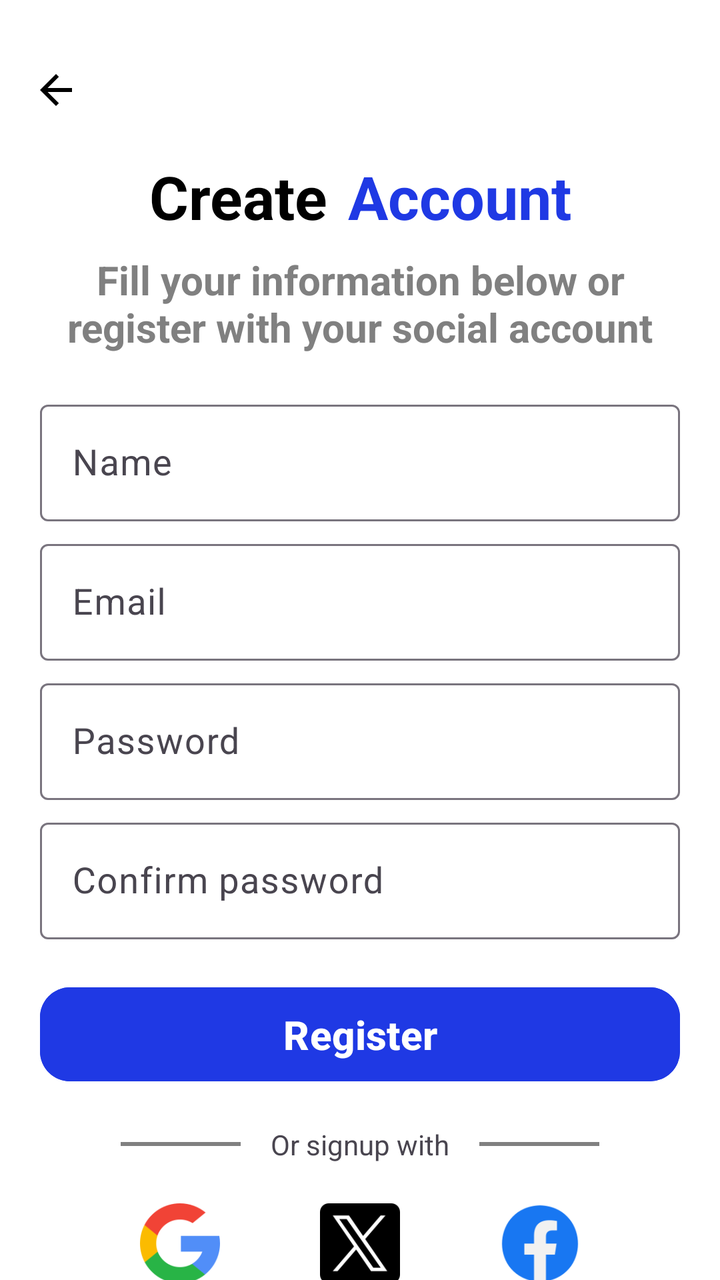
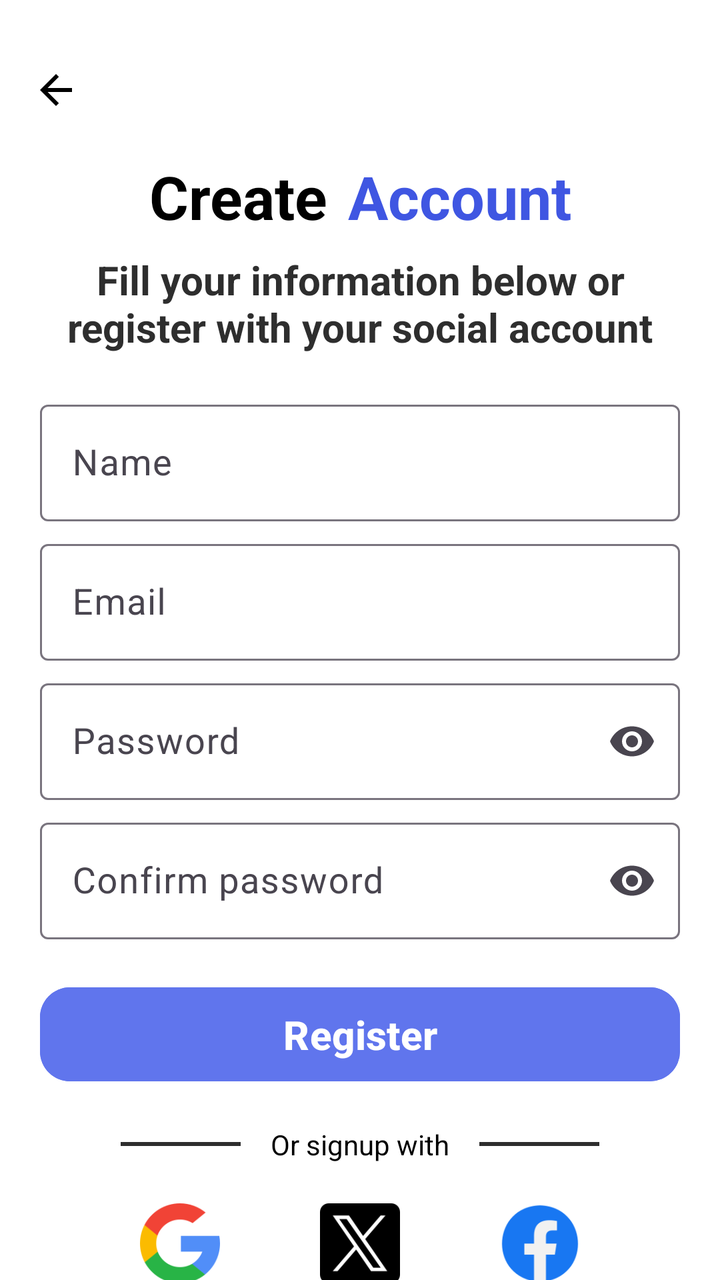

Compare the two renders of this Android layout. The source of the first and the diff that turns it into the second are given below.
<!-- AndroidManifest.xml: application theme Theme.BMICalculator -->
<!-- res/layout/activity_create_account.xml -->
<?xml version="1.0" encoding="utf-8"?>
<androidx.constraintlayout.widget.ConstraintLayout
    xmlns:android="http://schemas.android.com/apk/res/android"
    xmlns:app="http://schemas.android.com/apk/res-auto"
    xmlns:tools="http://schemas.android.com/tools"
    android:id="@+id/main"
    android:layout_width="match_parent"
    android:layout_height="match_parent"
    android:background="@color/white"
    tools:context=".MainActivity">

    
    <androidx.appcompat.widget.Toolbar
        android:id="@+id/toolbar"
        android:layout_width="0.dp"
        android:layout_height="50.dp"
        android:background="@color/white"
        android:layout_marginTop="20.dp"
        android:theme="@style/ThemeOverlay.AppCompat.Light"
        app:layout_constraintTop_toTopOf="parent"
        app:layout_constraintStart_toStartOf="parent"
        app:layout_constraintEnd_toEndOf="parent">

        <ImageView
            android:layout_width="wrap_content"
            android:layout_height="wrap_content"
            android:src="@drawable/outline_arrow_back_24"
            app:tint="@color/black"/>
    </androidx.appcompat.widget.Toolbar>

    
    <LinearLayout
        android:id="@+id/titleLayout"
        android:layout_width="wrap_content"
        android:layout_height="wrap_content"
        android:orientation="horizontal"
        android:gravity="center"
        android:layout_marginTop="8.dp"
        app:layout_constraintTop_toBottomOf="@id/toolbar"
        app:layout_constraintStart_toStartOf="parent"
        app:layout_constraintEnd_toEndOf="parent">

        <TextView
            android:layout_width="wrap_content"
            android:layout_height="wrap_content"
            android:text="@string/create"
            android:textColor="@color/black"
            android:textStyle="bold"
            android:textSize="30.sp"/>

        <TextView
            android:layout_width="wrap_content"
            android:layout_height="wrap_content"
            android:text="@string/account"
            android:layout_marginStart="10.dp"
            android:textColor="@color/blue"
            android:textStyle="bold"
            android:textSize="30.sp"/>
    </LinearLayout>

    
    <TextView
        android:id="@+id/subTitle"
        android:layout_width="0.dp"
        android:layout_height="wrap_content"
        android:text="@string/fill_your_information_below_or_register_with_your_social_account"
        android:gravity="center"
        android:textSize="20.sp"
        android:textStyle="bold"
        android:textColor="@color/grey"
        android:layout_marginTop="8.dp"
        app:layout_constraintTop_toBottomOf="@id/titleLayout"
        app:layout_constraintStart_toStartOf="parent"
        app:layout_constraintEnd_toEndOf="parent"/>

    

    
    <com.google.android.material.textfield.TextInputLayout
        android:id="@+id/nameInput"
        android:layout_width="0.dp"
        android:layout_height="wrap_content"
        android:layout_marginHorizontal="20.dp"
        android:layout_marginTop="20.dp"
        android:layout_marginBottom="6.dp"
        app:layout_constraintEnd_toEndOf="parent"
        app:layout_constraintStart_toStartOf="parent"
        app:layout_constraintTop_toBottomOf="@id/subTitle">

        <com.google.android.material.textfield.TextInputEditText
            android:layout_width="match_parent"
            android:layout_height="wrap_content"
            android:drawablePadding="7.dp"
            android:drawableTint="@color/grey"
            android:hint="@string/name"
            android:inputType="textPersonName"
            android:textColor="@color/black"
            android:textColorHint="@color/grey"
            android:textSize="18.sp" />
    </com.google.android.material.textfield.TextInputLayout>

    <com.google.android.material.textfield.TextInputLayout
        android:id="@+id/emailInput"
        android:layout_width="0.dp"
        android:layout_height="wrap_content"
        android:layout_marginHorizontal="20.dp"
        android:layout_marginVertical="6.dp"
        app:layout_constraintTop_toBottomOf="@id/nameInput"
        app:layout_constraintStart_toStartOf="parent"
        app:layout_constraintEnd_toEndOf="parent">

        <com.google.android.material.textfield.TextInputEditText
            android:layout_width="match_parent"
            android:layout_height="wrap_content"
            android:hint="@string/email"
            android:textSize="18.sp"
            android:textColor="@color/black"
            android:textColorHint="@color/grey"
            android:inputType="textEmailAddress"
            android:drawableTint="@color/grey"
            android:drawablePadding="7.dp"/>
    </com.google.android.material.textfield.TextInputLayout>

    
    <com.google.android.material.textfield.TextInputLayout
        android:id="@+id/passwordInput"
        android:layout_width="0.dp"
        android:layout_height="wrap_content"
        android:layout_marginHorizontal="20.dp"
        android:layout_marginVertical="6.dp"
        app:layout_constraintTop_toBottomOf="@id/emailInput"
        app:layout_constraintStart_toStartOf="parent"
        app:layout_constraintEnd_toEndOf="parent">

        <com.google.android.material.textfield.TextInputEditText
            android:layout_width="match_parent"
            android:layout_height="wrap_content"
            android:hint="@string/password"
            android:textSize="18.sp"
            android:textColor="@color/black"
            android:textColorHint="@color/grey"
            android:inputType="textPassword"
            android:drawableTint="@color/grey"
            android:drawablePadding="7.dp"/>
    </com.google.android.material.textfield.TextInputLayout>

    
    <com.google.android.material.textfield.TextInputLayout
        android:id="@+id/confirmPasswordInput"
        android:layout_width="0.dp"
        android:layout_height="wrap_content"
        android:layout_marginHorizontal="20.dp"
        android:layout_marginVertical="6.dp"
        app:layout_constraintTop_toBottomOf="@id/passwordInput"
        app:layout_constraintStart_toStartOf="parent"
        app:layout_constraintEnd_toEndOf="parent">

        <com.google.android.material.textfield.TextInputEditText
            android:layout_width="match_parent"
            android:layout_height="wrap_content"
            android:hint="@string/confirm_password"
            android:textSize="18.sp"
            android:textColor="@color/black"
            android:textColorHint="@color/grey"
            android:inputType="textPassword"
            android:drawableTint="@color/grey"
            android:drawablePadding="7.dp"/>
    </com.google.android.material.textfield.TextInputLayout>

    
    <com.google.android.material.button.MaterialButton
        android:id="@+id/mainReg"
        android:layout_width="0.dp"
        android:layout_height="wrap_content"
        android:text="@string/register"
        android:textStyle="bold"
        android:textSize="20.sp"
        android:textColor="@color/white"
        android:gravity="center"
        android:layout_marginHorizontal="20.dp"
        android:layout_marginVertical="20.dp"
        android:backgroundTint="@color/blue"
        android:paddingVertical="10.dp"
        app:cornerRadius="15.dp"
        app:layout_constraintTop_toBottomOf="@id/confirmPasswordInput"
        app:layout_constraintStart_toStartOf="parent"
        app:layout_constraintEnd_toEndOf="parent"/>

    
    <LinearLayout
        android:id="@+id/orDivider"
        android:layout_width="wrap_content"
        android:layout_height="wrap_content"
        android:orientation="horizontal"
        android:gravity="center"
        android:layout_marginVertical="18.dp"
        app:layout_constraintTop_toBottomOf="@id/mainReg"
        app:layout_constraintStart_toStartOf="parent"
        app:layout_constraintEnd_toEndOf="parent">

        <View
            android:layout_width="60.dp"
            android:layout_height="2.dp"
            android:background="@color/grey"/>

        <TextView
            android:layout_width="wrap_content"
            android:layout_height="wrap_content"
            android:text="@string/or_signup_with"
            android:textSize="14sp"
            android:layout_marginHorizontal="15.dp"/>

        <View
            android:layout_width="60.dp"
            android:layout_height="2.dp"
            android:background="@color/grey"/>
    </LinearLayout>

    
    <LinearLayout
        android:id="@+id/socialLayout"
        android:layout_width="wrap_content"
        android:layout_height="wrap_content"
        android:orientation="horizontal"
        android:gravity="center"
        android:layout_marginTop="20.dp"
        app:layout_constraintTop_toBottomOf="@id/orDivider"
        app:layout_constraintStart_toStartOf="parent"
        app:layout_constraintEnd_toEndOf="parent">

        <ImageView
            android:layout_width="40.dp"
            android:layout_height="40.dp"
            android:src="@drawable/google"
            android:layout_marginHorizontal="25.dp"/>

        <ImageView
            android:layout_width="40.dp"
            android:layout_height="40.dp"
            android:src="@drawable/x"
            android:layout_marginHorizontal="25.dp"/>

        <ImageView
            android:layout_width="40.dp"
            android:layout_height="40.dp"
            android:src="@drawable/fb"
            android:layout_marginHorizontal="25dp"/>
    </LinearLayout>

    
    <LinearLayout
        android:id="@+id/go_signup_page"
        android:layout_width="wrap_content"
        android:layout_height="wrap_content"
        android:orientation="horizontal"
        android:gravity="center"
        android:layout_marginTop="20.dp"
        app:layout_constraintTop_toBottomOf="@id/socialLayout"
        app:layout_constraintStart_toStartOf="parent"
        app:layout_constraintEnd_toEndOf="parent">

        <TextView
            android:id="@+id/textAlready"
            android:layout_width="wrap_content"
            android:layout_height="wrap_content"
            android:text="@string/already_have_an_account"
            android:textColor="@color/black"
            android:textSize="14.sp"/>

        <TextView
            android:id="@+id/mainLog"
            android:layout_width="wrap_content"
            android:layout_height="wrap_content"
            android:text="@string/login"
            android:textColor="@color/blue"
            android:layout_marginStart="5.dp"
            android:textSize="14.sp"/>
    </LinearLayout>

</androidx.constraintlayout.widget.ConstraintLayout>
<!-- resources referenced by this layout -->
<resources>
  <color name="black">#FF000000</color>
  <color name="blue">#1F39E4</color>
  <color name="grey">#808080</color>
  <color name="white">#FFFFFFFF</color>
  <!-- drawable fb: png bitmap (drawable, 2908 bytes) -->
  <!-- drawable google: png bitmap (drawable, 3659 bytes) -->
  <!-- drawable outline_arrow_back_24 (drawable) -->
  <vector xmlns:android="http://schemas.android.com/apk/res/android" android:autoMirrored="true" android:height="24dp" android:tint="#000000" android:viewportHeight="960" android:viewportWidth="960" android:width="24dp">
        
      <path android:fillColor="@android:color/white" android:pathData="M313,520L537,744L480,800L160,480L480,160L537,216L313,440L800,440L800,520L313,520Z"/>
      
  </vector>
  <!-- drawable x: png bitmap (drawable, 3110 bytes) -->
  <string name="account">Account</string>
  <string name="already_have_an_account">Already have an account</string>
  <string name="confirm_password">Confirm password</string>
  <string name="create">Create</string>
  <string name="email">Email</string>
  <string name="fill_your_information_below_or_register_with_your_social_account">Fill your information below or\nregister with your social account</string>
  <string name="login">Login</string>
  <string name="name">Name</string>
  <string name="or_signup_with">Or signup with</string>
  <string name="password">Password</string>
  <string name="register">Register</string>
  <style name="Theme.BMICalculator" parent="Base.Theme.BMICalculator" />
  <style name="Base.Theme.BMICalculator" parent="Theme.Material3.DayNight.NoActionBar">
          
          
      </style>
</resources>

<!-- the commit's change to res/layout/activity_create_account.xml (unified diff, before → after) -->
@@ -91,7 +91,7 @@
             android:layout_width="match_parent"
             android:layout_height="wrap_content"
             android:drawablePadding="7.dp"
-            android:drawableTint="@color/grey"
+            android:drawableTint="@color/black"
             android:hint="@string/name"
             android:inputType="textPersonName"
             android:textColor="@color/black"
@@ -117,7 +117,7 @@
             android:textColor="@color/black"
             android:textColorHint="@color/grey"
             android:inputType="textEmailAddress"
-            android:drawableTint="@color/grey"
+            android:drawableTint="@color/black"
             android:drawablePadding="7.dp"/>
     </com.google.android.material.textfield.TextInputLayout>
 
@@ -126,6 +126,8 @@
         android:id="@+id/passwordInput"
         android:layout_width="0.dp"
         android:layout_height="wrap_content"
+        android:hint="@string/password"
+        app:endIconMode="password_toggle"
         android:layout_marginHorizontal="20.dp"
         android:layout_marginVertical="6.dp"
         app:layout_constraintTop_toBottomOf="@id/emailInput"
@@ -135,12 +137,11 @@
         <com.google.android.material.textfield.TextInputEditText
             android:layout_width="match_parent"
             android:layout_height="wrap_content"
-            android:hint="@string/password"
             android:textSize="18.sp"
             android:textColor="@color/black"
-            android:textColorHint="@color/grey"
             android:inputType="textPassword"
-            android:drawableTint="@color/grey"
+            android:textColorHint="@color/grey"
+            android:drawableTint="@color/black"
             android:drawablePadding="7.dp"/>
     </com.google.android.material.textfield.TextInputLayout>
 
@@ -149,6 +150,8 @@
         android:id="@+id/confirmPasswordInput"
         android:layout_width="0.dp"
         android:layout_height="wrap_content"
+        android:hint="@string/confirm_password"
+        app:endIconMode="password_toggle"
         android:layout_marginHorizontal="20.dp"
         android:layout_marginVertical="6.dp"
         app:layout_constraintTop_toBottomOf="@id/passwordInput"
@@ -158,18 +161,17 @@
         <com.google.android.material.textfield.TextInputEditText
             android:layout_width="match_parent"
             android:layout_height="wrap_content"
-            android:hint="@string/confirm_password"
             android:textSize="18.sp"
             android:textColor="@color/black"
-            android:textColorHint="@color/grey"
             android:inputType="textPassword"
-            android:drawableTint="@color/grey"
+            android:textColorHint="@color/grey"
+            android:drawableTint="@color/black"
             android:drawablePadding="7.dp"/>
     </com.google.android.material.textfield.TextInputLayout>
 
     
     <com.google.android.material.button.MaterialButton
-        android:id="@+id/mainReg"
+        android:id="@+id/regBtn"
         android:layout_width="0.dp"
         android:layout_height="wrap_content"
         android:text="@string/register"
@@ -179,7 +181,7 @@
         android:gravity="center"
         android:layout_marginHorizontal="20.dp"
         android:layout_marginVertical="20.dp"
-        android:backgroundTint="@color/blue"
+        android:backgroundTint="@color/button_color"
         android:paddingVertical="10.dp"
         app:cornerRadius="15.dp"
         app:layout_constraintTop_toBottomOf="@id/confirmPasswordInput"
@@ -194,7 +196,7 @@
         android:orientation="horizontal"
         android:gravity="center"
         android:layout_marginVertical="18.dp"
-        app:layout_constraintTop_toBottomOf="@id/mainReg"
+        app:layout_constraintTop_toBottomOf="@id/regBtn"
         app:layout_constraintStart_toStartOf="parent"
         app:layout_constraintEnd_toEndOf="parent">
 
@@ -207,6 +209,7 @@
             android:layout_width="wrap_content"
             android:layout_height="wrap_content"
             android:text="@string/or_signup_with"
+            android:textColor="@color/black"
             android:textSize="14sp"
             android:layout_marginHorizontal="15.dp"/>
 
@@ -268,10 +271,11 @@
             android:textSize="14.sp"/>
 
         <TextView
-            android:id="@+id/mainLog"
+            android:id="@+id/cLogin"
             android:layout_width="wrap_content"
             android:layout_height="wrap_content"
             android:text="@string/login"
+            android:textStyle="bold"
             android:textColor="@color/blue"
             android:layout_marginStart="5.dp"
             android:textSize="14.sp"/>
<!-- resource entries referenced after the edit -->
@@ -1,8 +1,9 @@
 <!-- resources referenced by this layout -->
 <resources>
   <color name="black">#FF000000</color>
-  <color name="blue">#1F39E4</color>
-  <color name="grey">#808080</color>
+  <color name="blue">#3F56E2</color>
+  <color name="button_color">#6075ED</color>
+  <color name="grey">#2E2E2E</color>
   <color name="white">#FFFFFFFF</color>
   <!-- drawable fb: png bitmap (drawable, 2908 bytes) -->
   <!-- drawable google: png bitmap (drawable, 3659 bytes) -->
@@ -14,7 +15,7 @@
   </vector>
   <!-- drawable x: png bitmap (drawable, 3110 bytes) -->
   <string name="account">Account</string>
-  <string name="already_have_an_account">Already have an account</string>
+  <string name="already_have_an_account">Already have an account?</string>
   <string name="confirm_password">Confirm password</string>
   <string name="create">Create</string>
   <string name="email">Email</string>
